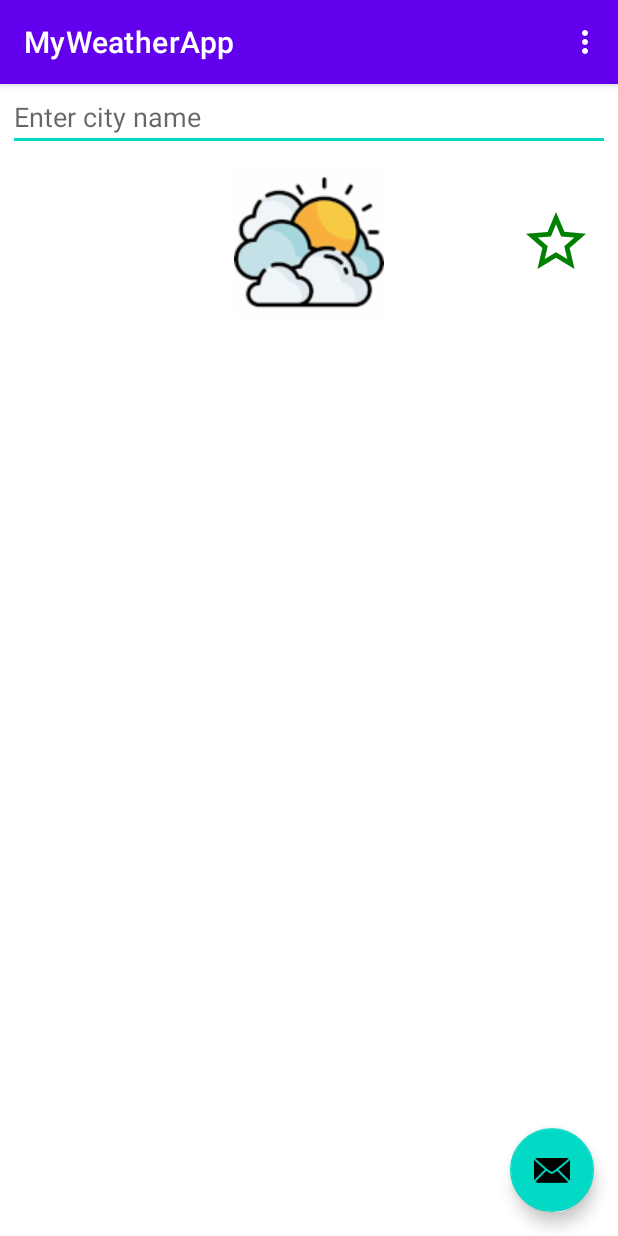
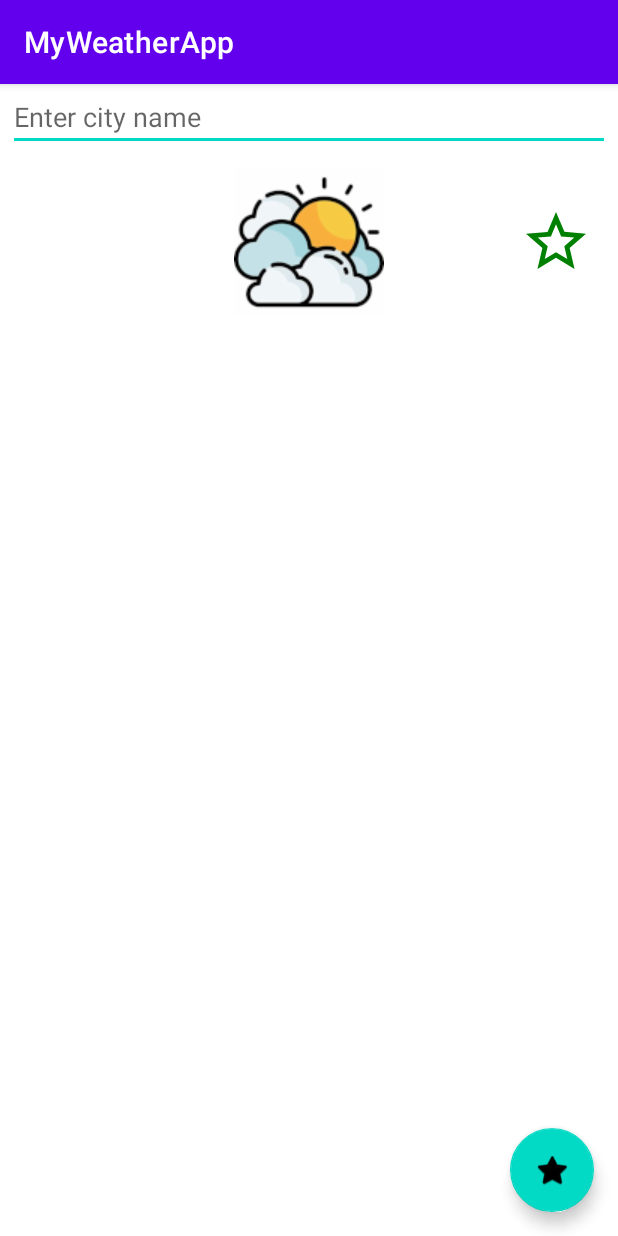
Before and after one commit to pazhaniapa/MyWeatherApp, an Android app: the screen it shows after launch (MainActivity), on a phone screen of 412 x 824 dp. Run offline under Robolectric (Android 15) with nearby library versions, the phone set to English and light mode, and no system bars; our stand-ins replace Firebase (no records; nobody signed in at launch, a user with empty details on screens opened directly), data binding, navigation-ui; 5 statements that could not run were skipped.

Commit message:
Changed flaoting action button icon and implemented different layout for landscape for weather_info_fragment.

```diff
--- a/app/src/main/java/com/palmah/myweatherapp/ui/activity/MainActivity.kt
+++ b/app/src/main/java/com/palmah/myweatherapp/ui/activity/MainActivity.kt
@@ -39,7 +39,6 @@ import com.palmah.myweatherapp.ui.fragment.WeatherInfoFragment
 
     override fun onCreateOptionsMenu(menu: Menu): Boolean {
         // Inflate the menu; this adds items to the action bar if it is present.
-        menuInflater.inflate(R.menu.menu_main, menu)
         return true
     }
 
--- a/app/src/main/res/layout/activity_main.xml
+++ b/app/src/main/res/layout/activity_main.xml
@@ -31,6 +31,7 @@
         android:layout_height="wrap_content"
         android:layout_gravity="bottom|end"
         android:layout_margin="@dimen/fab_margin"
-        app:srcCompat="@android:drawable/ic_dialog_email" />
+        android:tint="@color/green"
+        app:srcCompat="@android:drawable/btn_star" />
 
 </androidx.coordinatorlayout.widget.CoordinatorLayout>
--- a/app/src/main/res/values/colors.xml
+++ b/app/src/main/res/values/colors.xml
@@ -7,4 +7,5 @@
     <color name="teal_700">#FF018786</color>
     <color name="black">#FF000000</color>
     <color name="white">#FFFFFFFF</color>
+    <color name="green">#008000</color>
 </resources>
```
